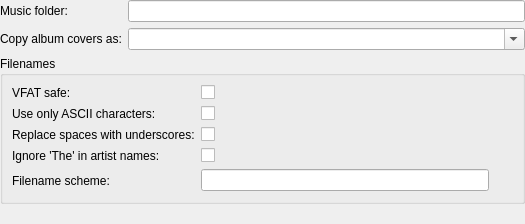
Old version of the form devices/devicepropertiesdialog.ui in the repository polpo/cantata-mac.
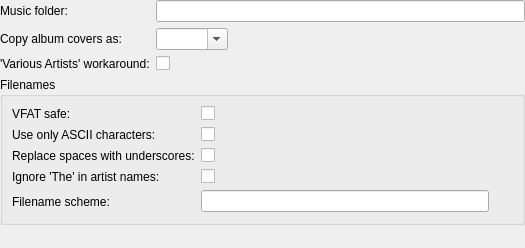
New version of the form. Custom widgets are drawn as their Qt base class.

Commit message: - 'Fix Various Artists' setting belongs with device config - Store Cantata specific UMS settings in separate file, as Amarok will completely replace the standard one!

What changed in the file:
```diff
--- a/devices/devicepropertiesdialog.ui
+++ b/devices/devicepropertiesdialog.ui
@@ -7,7 +7,7 @@
     <x>0</x>
     <y>0</y>
     <width>524</width>
-    <height>224</height>
+    <height>248</height>
    </rect>
   </property>
   <property name="windowTitle">
@@ -19,6 +19,9 @@
    </property>
    <item>
     <layout class="QFormLayout" name="formLayout">
+     <property name="fieldGrowthPolicy">
+      <enum>QFormLayout::ExpandingFieldsGrow</enum>
+     </property>
      <item row="0" column="0">
       <widget class="QLabel" name="musicFolderLabel">
        <property name="text">
@@ -49,6 +52,19 @@
        </property>
       </widget>
      </item>
+     <item row="2" column="0">
+      <widget class="QLabel" name="fixVariousArtistsLabel">
+       <property name="text">
+        <string>'Various Artists' workaround:</string>
+       </property>
+       <property name="buddy">
+        <cstring>fixVariousArtists</cstring>
+       </property>
+      </widget>
+     </item>
+     <item row="2" column="1">
+      <widget class="QCheckBox" name="fixVariousArtists"/>
+     </item>
     </layout>
    </item>
    <item>
```
Left out of the diff: 1 changed line with no effect on the pictures. The commit also changes 15 other files.
